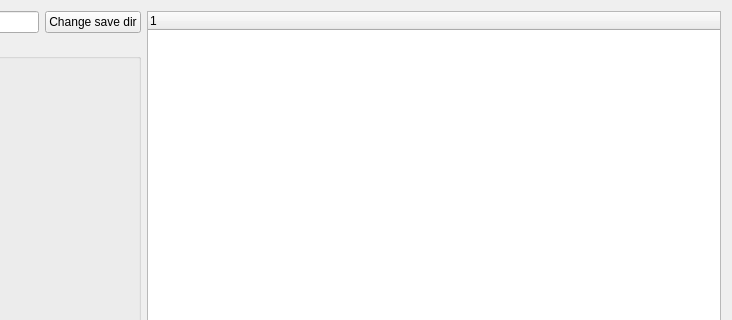
Before: the Qt Designer form dialogs/savetorrentdialog.ui in commmrade/TorrentClient, drawn with Qt 5; both pictures show x 445 to 1177 and y 0 to 320 of the 1177 by 637 pixel window.
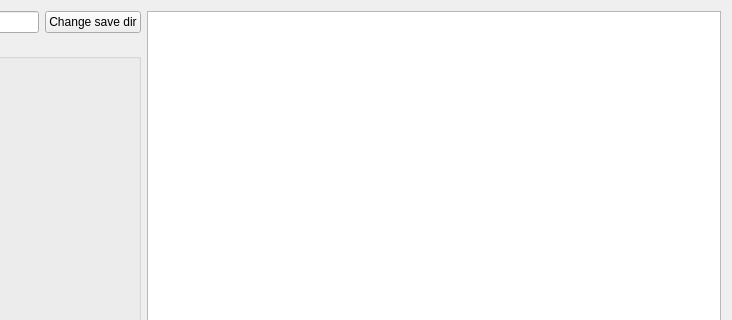
After: the same form once the commit is applied.

Commit message: Files are displayed in save torrent dialog

Diff of the .ui file:
```diff
--- a/dialogs/savetorrentdialog.ui
+++ b/dialogs/savetorrentdialog.ui
@@ -156,13 +156,7 @@
       </layout>
      </item>
      <item>
-      <widget class="QTreeWidget" name="treeWidget">
-       <column>
-        <property name="text">
-         <string notr="true">1</string>
-        </property>
-       </column>
-      </widget>
+      <widget class="QTableView" name="fileView"/>
      </item>
     </layout>
    </item>
```
The commit also changes 6 other files.
